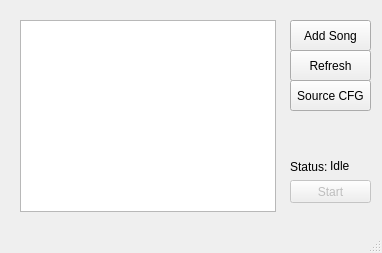
This is src/mainwindow.ui in Catishere/karaoke-master as Qt 5 draws it before an edit. The edited form follows.
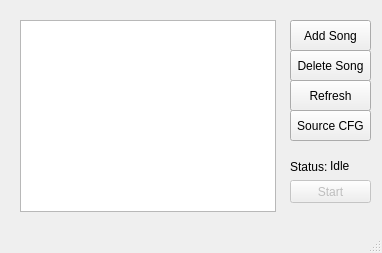
This is the edited form.

Commit message: Delete songs button, moved error label

Patch:
```diff
--- a/src/mainwindow.ui
+++ b/src/mainwindow.ui
@@ -53,7 +53,7 @@
     <property name="geometry">
      <rect>
       <x>290</x>
-      <y>50</y>
+      <y>80</y>
       <width>81</width>
       <height>31</height>
      </rect>
@@ -66,7 +66,7 @@
     <property name="geometry">
      <rect>
       <x>290</x>
-      <y>80</y>
+      <y>110</y>
       <width>81</width>
       <height>31</height>
      </rect>
@@ -120,10 +120,10 @@
    <widget class="QLabel" name="err">
     <property name="geometry">
      <rect>
-      <x>290</x>
-      <y>120</y>
-      <width>81</width>
-      <height>16</height>
+      <x>20</x>
+      <y>210</y>
+      <width>321</width>
+      <height>20</height>
      </rect>
     </property>
     <property name="palette">
@@ -167,6 +167,19 @@
      <string/>
     </property>
    </widget>
+   <widget class="QPushButton" name="deleteSongButton">
+    <property name="geometry">
+     <rect>
+      <x>290</x>
+      <y>50</y>
+      <width>81</width>
+      <height>31</height>
+     </rect>
+    </property>
+    <property name="text">
+     <string>Delete Song</string>
+    </property>
+   </widget>
   </widget>
   <widget class="QMenuBar" name="menuBar">
    <property name="geometry">
```
The commit also changes 4 other files.
